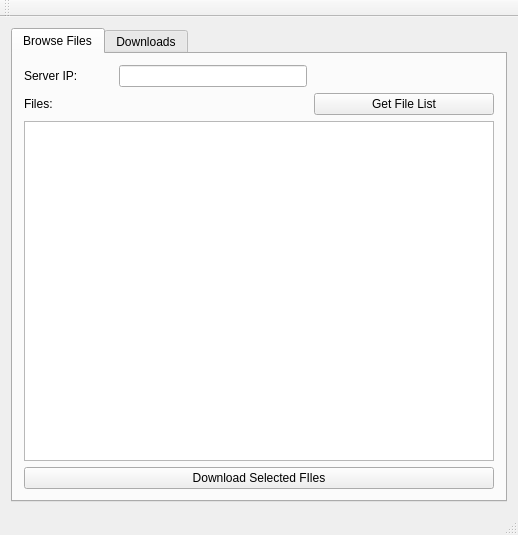
Old version of the form QtFileTransferClient/mainwindow.ui in the repository mrafcho001/QtFileTransfer.
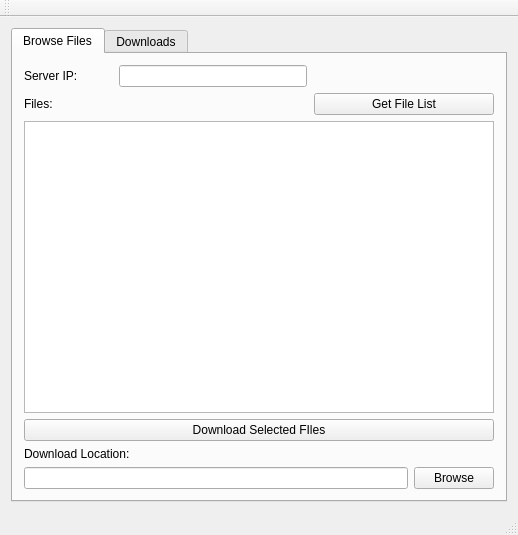
New version of the form.

```diff
--- a/QtFileTransferClient/mainwindow.ui
+++ b/QtFileTransferClient/mainwindow.ui
@@ -75,7 +75,7 @@
          </layout>
         </item>
         <item>
-         <layout class="QHBoxLayout" name="horizontalLayout_2">
+         <layout class="QHBoxLayout" name="horizontalLayout_3">
           <item>
            <widget class="QLabel" name="label_2">
             <property name="text">
@@ -121,6 +121,31 @@
           </property>
          </widget>
         </item>
+        <item>
+         <widget class="QLabel" name="label_3">
+          <property name="text">
+           <string>Download Location:</string>
+          </property>
+         </widget>
+        </item>
+        <item>
+         <layout class="QHBoxLayout" name="horizontalLayout_2" stretch="100,1">
+          <item>
+           <widget class="QLineEdit" name="leDownloadDir">
+            <property name="readOnly">
+             <bool>true</bool>
+            </property>
+           </widget>
+          </item>
+          <item>
+           <widget class="QPushButton" name="pbSelectDownloadDir">
+            <property name="text">
+             <string>Browse</string>
+            </property>
+           </widget>
+          </item>
+         </layout>
+        </item>
        </layout>
       </widget>
       <widget class="QWidget" name="tabDownloads">
```
Left out of the diff: 40 changed lines with no effect on the pictures.
